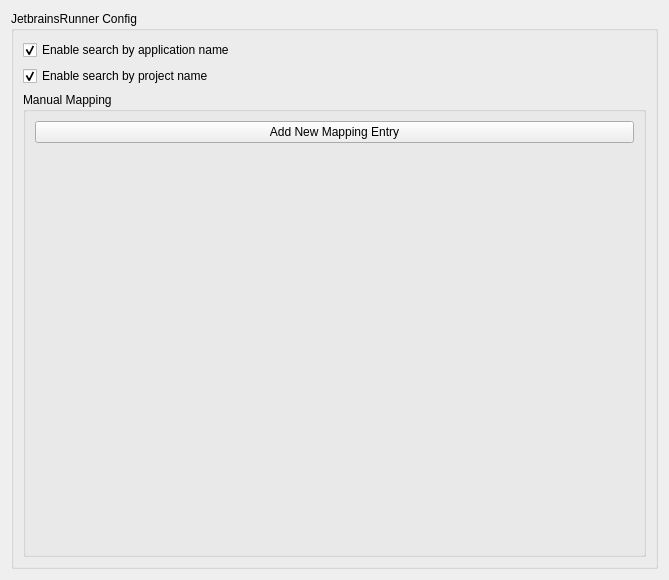
The window that src/config/jetbrainsrunner_config.ui (alex1701c/JetBrainsRunner) describes before a commit, drawn with Qt 5.
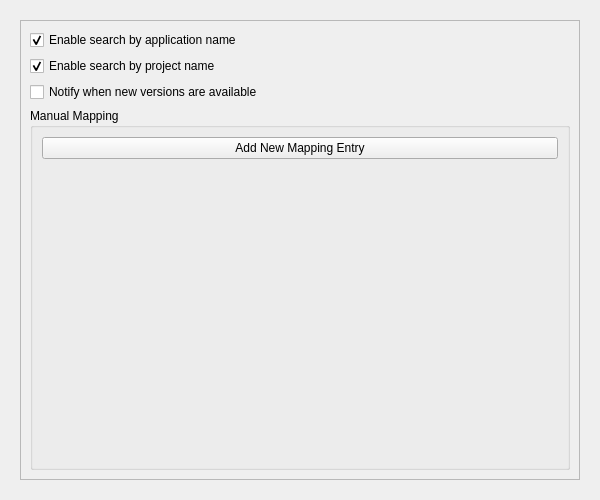
The same window after the commit.

Commit message: Manual application -> config file mapping implemented, update notifications customizable

```diff
--- a/src/config/jetbrainsrunner_config.ui
+++ b/src/config/jetbrainsrunner_config.ui
@@ -7,8 +7,8 @@
    <rect>
     <x>0</x>
     <y>0</y>
-    <width>669</width>
-    <height>580</height>
+    <width>600</width>
+    <height>500</height>
    </rect>
   </property>
   <property name="minimumSize">
@@ -19,7 +19,7 @@
   </property>
   <layout class="QVBoxLayout" name="verticalLayout">
    <item>
-    <widget class="QGroupBox" name="parentLayout">
+    <widget class="QWidget" name="parentLayout" native="true">
      <property name="enabled">
       <bool>true</bool>
      </property>
@@ -32,11 +32,26 @@
      <property name="layoutDirection">
       <enum>Qt::LeftToRight</enum>
      </property>
-     <property name="title">
-      <string>JetbrainsRunner Config</string>
-     </property>
      <layout class="QVBoxLayout" name="verticalLayout_4">
       <item>
+       <widget class="QScrollArea" name="scrollArea">
+        <property name="focusPolicy">
+         <enum>Qt::NoFocus</enum>
+        </property>
+        <property name="widgetResizable">
+         <bool>true</bool>
+        </property>
+        <widget class="QWidget" name="scrollAreaWidgetContents">
+         <property name="geometry">
+          <rect>
+           <x>0</x>
+           <y>0</y>
+           <width>572</width>
+           <height>472</height>
+          </rect>
+         </property>
+         <layout class="QGridLayout" name="gridLayout">
+          <item row="0" column="0">
        <layout class="QVBoxLayout" name="verticalLayout_2">
         <item>
          <widget class="QCheckBox" name="appNameSearch">
@@ -58,6 +73,13 @@
           </property>
          </widget>
         </item>
+            <item>
+             <widget class="QCheckBox" name="updatesCheckBox">
+              <property name="text">
+               <string>Notify when new versions are available</string>
+              </property>
+             </widget>
+            </item>
         <item>
          <widget class="QGroupBox" name="manuallMappingGroupBox">
           <property name="title">
@@ -91,6 +113,10 @@
          </widget>
         </item>
        </layout>
+          </item>
+         </layout>
+        </widget>
+       </widget>
       </item>
      </layout>
     </widget>
```
Lines whose indentation alone changed are shown as unchanged. The commit also changes 6 other files.
